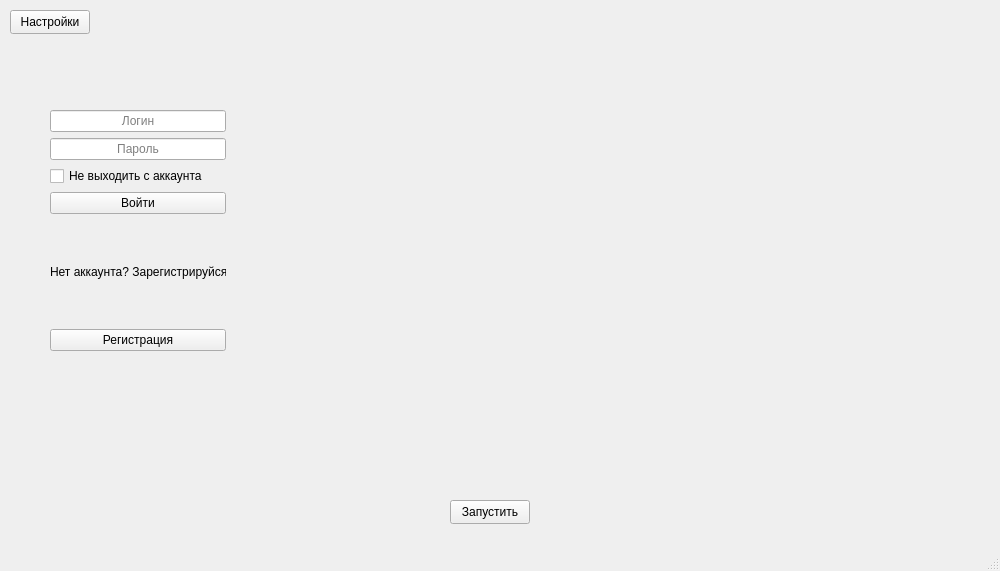
Old version of the form mainwindow.ui in the repository PunkCraftProj/launcher_repo.
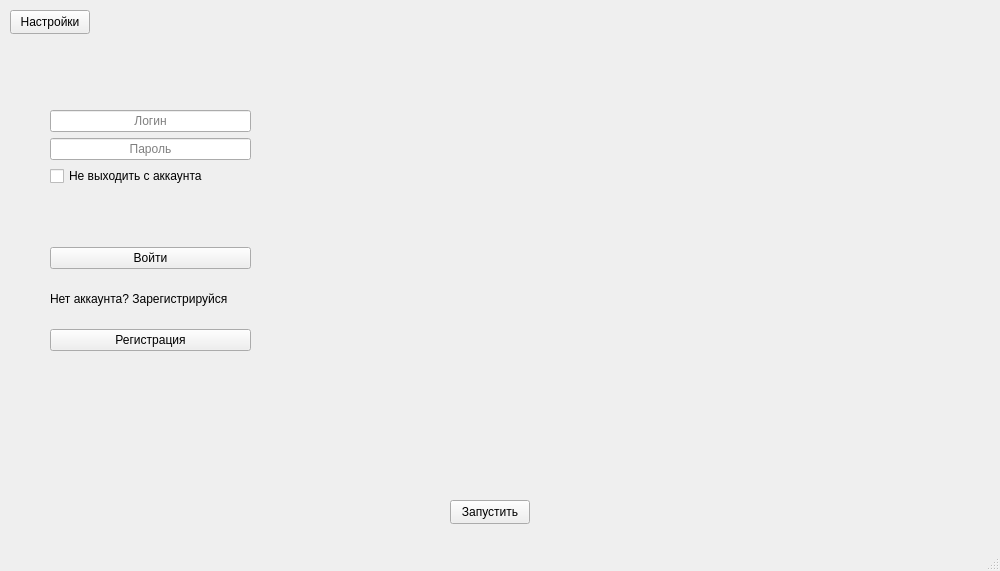
New version of the form.

Diff of the .ui file:
```diff
--- a/mainwindow.ui
+++ b/mainwindow.ui
@@ -19,7 +19,7 @@
      <rect>
       <x>50</x>
       <y>110</y>
-      <width>176</width>
+      <width>201</width>
       <height>241</height>
      </rect>
     </property>
@@ -51,6 +51,16 @@
        </property>
       </widget>
      </item>
+     <item>
+      <widget class="QLabel" name="infoLabel">
+       <property name="text">
+        <string/>
+       </property>
+       <property name="alignment">
+        <set>Qt::AlignCenter</set>
+       </property>
+      </widget>
+     </item>
      <item>
       <widget class="QPushButton" name="loginBtn">
        <property name="text">
```
